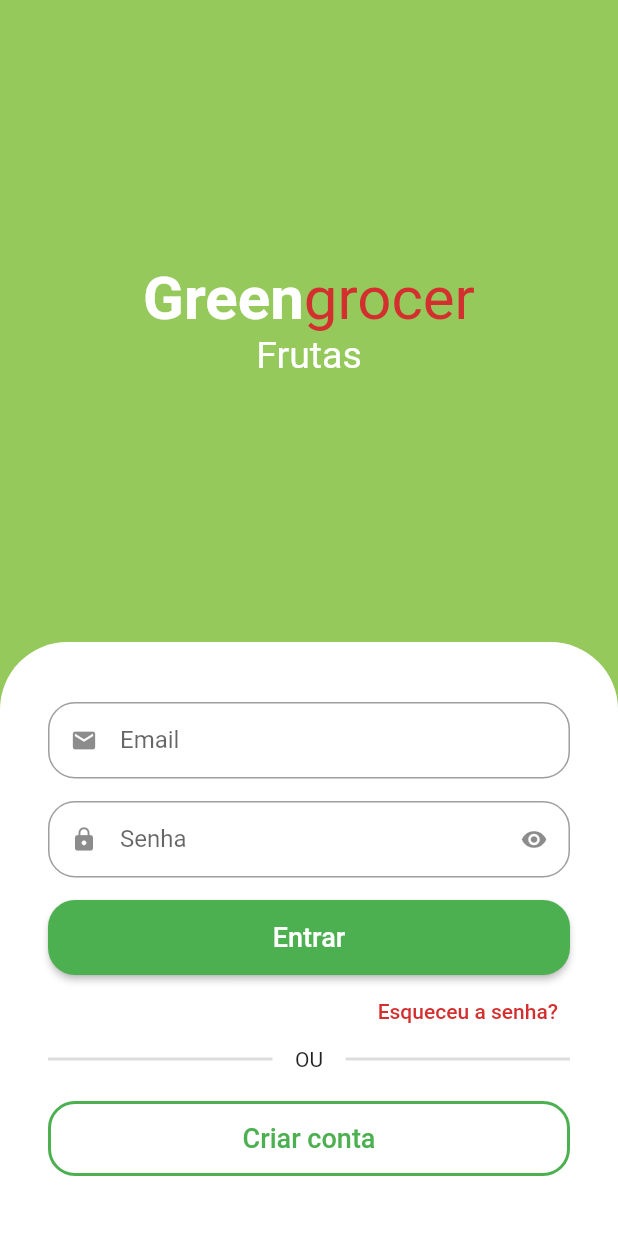
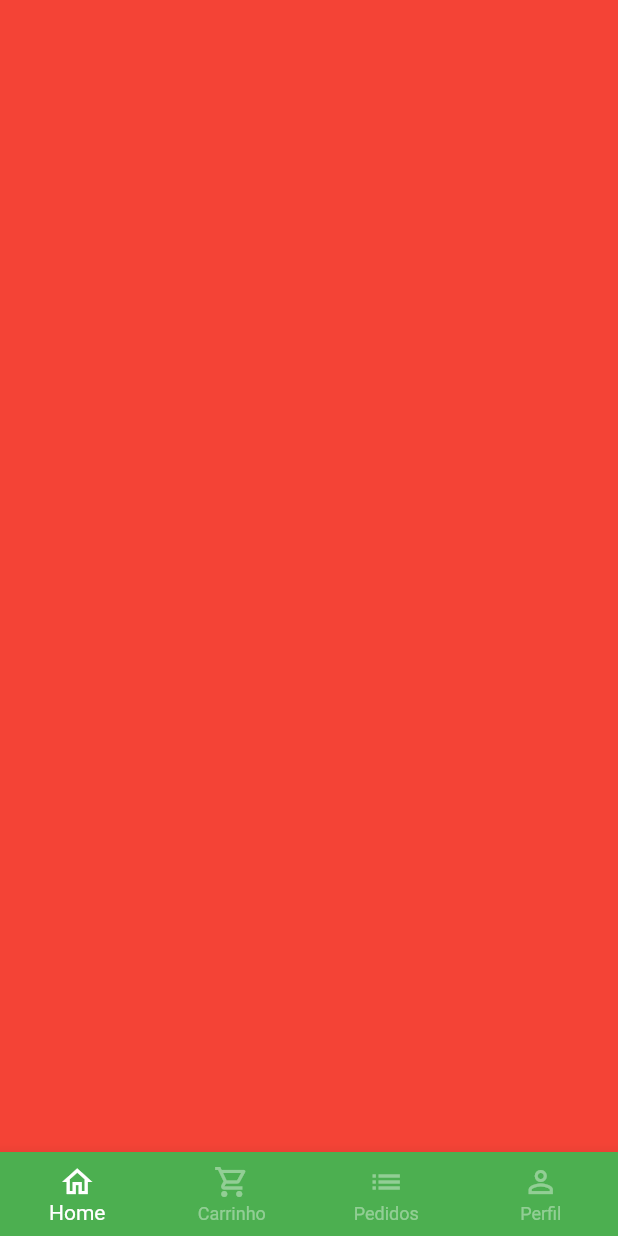
Before and after one commit to KaueSena01/GreenGrocer_Course, a Flutter app: the screen it shows after launch, after a tap on "Entrar", on a phone screen of 412 x 824 dp. Run offline on Flutter 3.47's test engine with Material 2 defaults, Android fonts, the phone set to English and light mode, and no system bars; drawn by our look-alikes of animated_text_kit; our stand-ins replace mask_text_input_formatter.

Commit message:
feature: Criação da navegação de páginas

```diff
--- a/lib/src/auth/sign_in_screen.dart
+++ b/lib/src/auth/sign_in_screen.dart
@@ -2,6 +2,7 @@
 import 'package:flutter/material.dart';
 import 'package:greengrocer_course/src/auth/components/custom_text_field.dart';
 import 'package:greengrocer_course/src/auth/sign_up_screen.dart';
+import 'package:greengrocer_course/src/base/base_screen.dart';
 import 'package:greengrocer_course/src/config/custom_colors.dart';
 
 class SignInScreen extends StatelessWidget {
@@ -96,7 +97,15 @@
                         SizedBox(
                           height: 50,
                           child: ElevatedButton(
-                            onPressed: () {},
+                            onPressed: () {
+                              Navigator.of(context).pushReplacement(
+                                MaterialPageRoute(
+                                  builder: (_) {
+                                    return BaseScreen();
+                                  }
+                                )
+                              );
+                            },
                             style: ElevatedButton.styleFrom(
                               shape: RoundedRectangleBorder(
                                 borderRadius: BorderRadius.circular(18)
--- /dev/null
+++ b/lib/src/base/base_screen.dart
@@ -0,0 +1,63 @@
+import 'package:flutter/material.dart';
+import 'package:greengrocer_course/src/config/custom_colors.dart';
+
+class BaseScreen extends StatefulWidget {
+  const BaseScreen({ Key? key }) : super(key: key);
+
+  @override
+  State<BaseScreen> createState() => _BaseScreenState();
+}
+
+class _BaseScreenState extends State<BaseScreen> {
+  int currentIndex = 0;
+  final pageController = PageController();
+
+  @override
+  Widget build(BuildContext context) {
+    return Center(
+      child: Scaffold(
+        body: PageView(
+          physics: const NeverScrollableScrollPhysics(),
+          controller: pageController,
+          children: [
+            Container(color: Colors.red),
+            Container(color: Colors.yellow),
+            Container(color: Colors.blue),
+            Container(color: Colors.purple),
+          ],
+        ),
+        bottomNavigationBar: BottomNavigationBar(
+          onTap: (index) {
+            setState(() {
+              currentIndex = index;
+              pageController.jumpToPage(index);
+            });
+          },
+          type: BottomNavigationBarType.fixed,
+          currentIndex: currentIndex,
+          backgroundColor: CustomColors.customPrimaryColor,
+          selectedItemColor: Colors.white,
+          unselectedItemColor: Colors.white.withAlpha(100),
+          items: const [
+            BottomNavigationBarItem(
+              icon: Icon(Icons.home_outlined),
+              label: 'Home'
+            ),
+            BottomNavigationBarItem(
+              icon: Icon(Icons.shopping_cart_outlined),
+              label: 'Carrinho'
+            ),
+            BottomNavigationBarItem(
+              icon: Icon(Icons.list),
+              label: 'Pedidos'
+            ),
+            BottomNavigationBarItem(
+              icon: Icon(Icons.person_outline),
+              label: 'Perfil'
+            )
+          ],
+        ),
+      ),
+    );
+  }
+}
```
